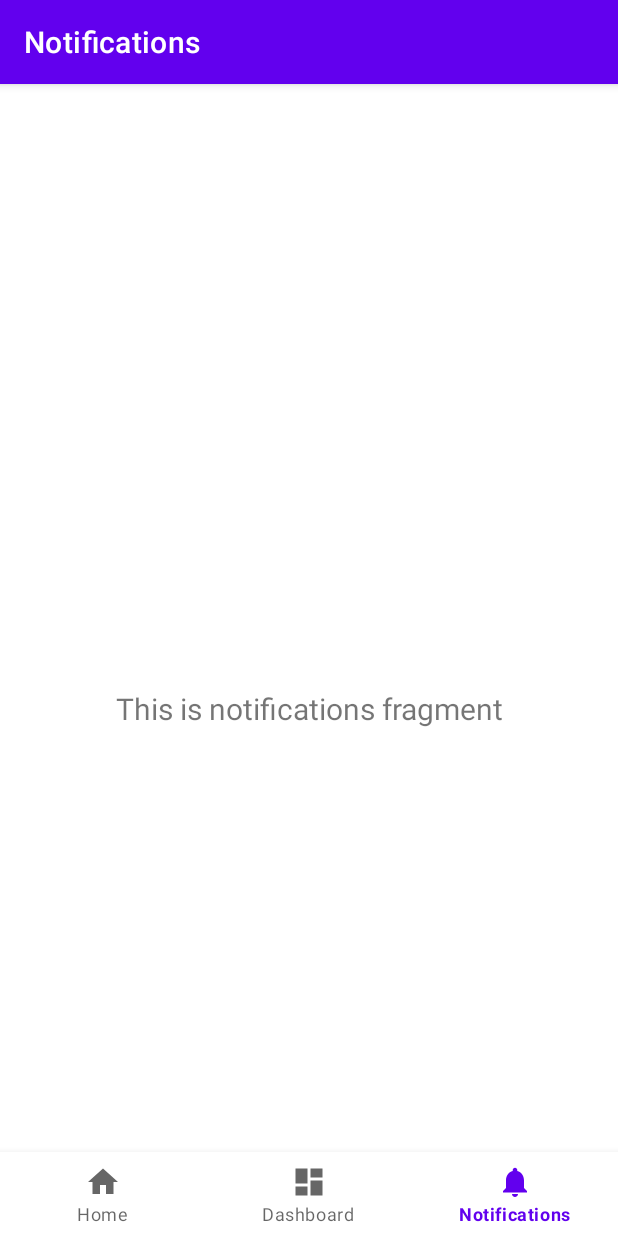
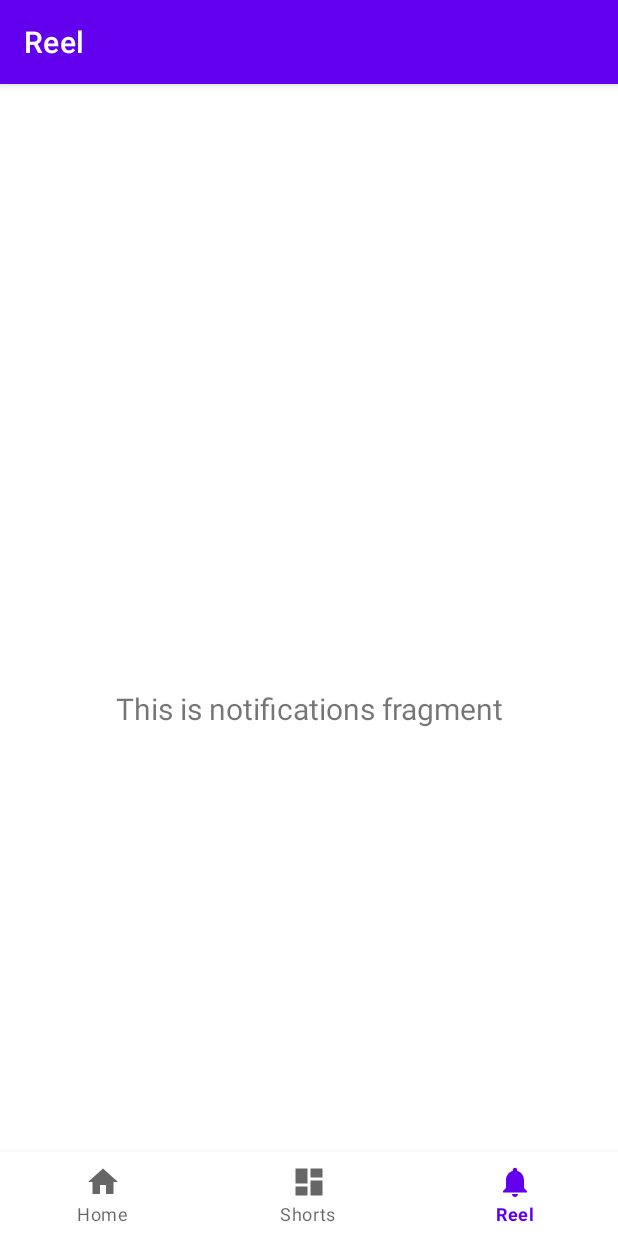
Before and after one commit to prabhjot0109/Prashiksha, an Android app: the screen it shows after launch (MainActivity), item 3 of the bottom bar chosen, on a phone screen of 412 x 824 dp. Run offline under Robolectric (Android 15) with nearby library versions, the phone set to English and light mode, and no system bars; our stand-ins replace navigation-ui.

Commit message:
Strings update

```diff
--- a/app/src/main/res/values/strings.xml
+++ b/app/src/main/res/values/strings.xml
@@ -1,6 +1,6 @@
 <resources>
     <string name="app_name">Prashiksha</string>
     <string name="title_home">Home</string>
-    <string name="title_dashboard">Dashboard</string>
-    <string name="title_notifications">Notifications</string>
+    <string name="title_dashboard">Shorts</string>
+    <string name="title_notifications">Reel</string>
 </resources>
```
